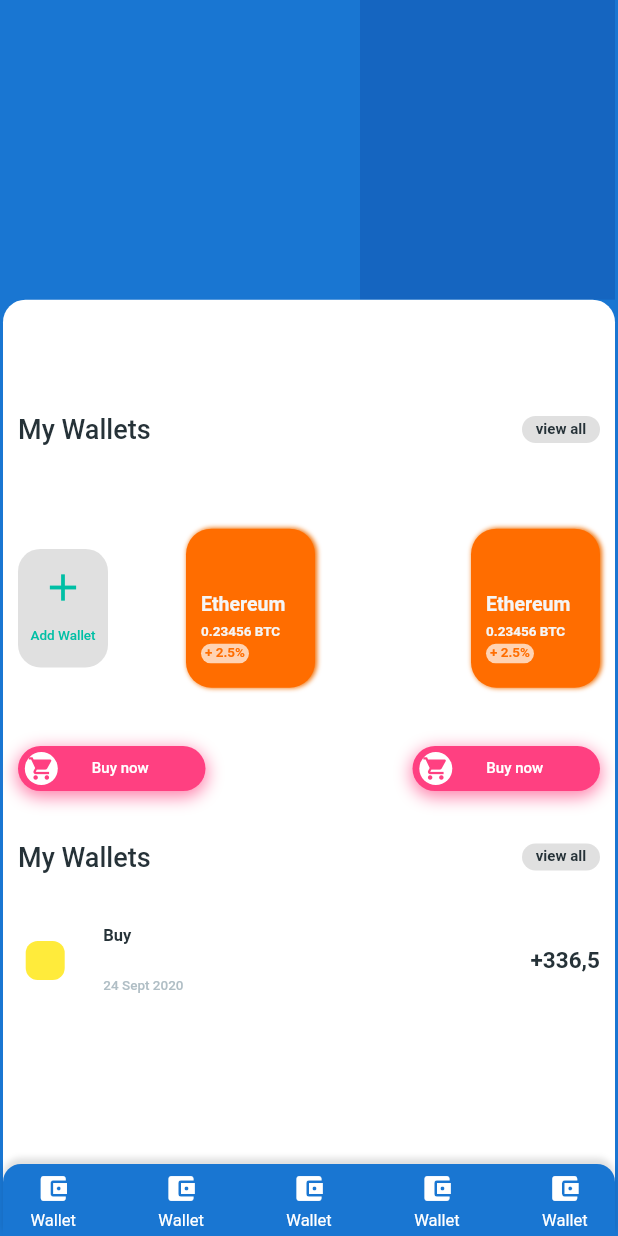
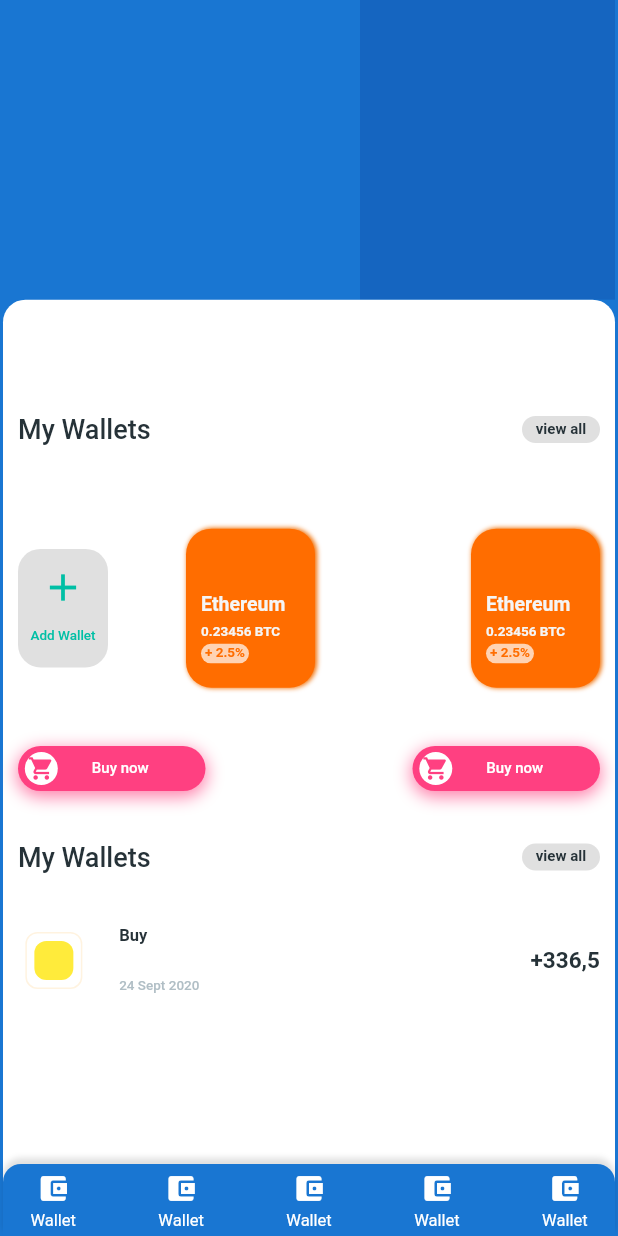
Before and after one commit to Jaumeavinyo/Flutter-Apps, a Flutter app: the screen it shows after launch, on a phone screen of 412 x 824 dp. Run offline on Flutter 3.47's test engine with Material 2 defaults, Android fonts, the phone set to English and light mode, and no system bars.

Commit message:
Transaction Image Fix

```diff
--- a/HELLO_FLATTER/lib/App.dart
+++ b/HELLO_FLATTER/lib/App.dart
@@ -187,12 +187,28 @@ class Transaction extends StatelessWidget {
       children: [
         Spacer(flex: 1),
         Container(
-          width: 26,
-          height: 26,
+          width: 38,
+          height: 38,
           decoration: BoxDecoration(
-            color: Colors.yellow,
+            color: Colors.white,
             borderRadius: BorderRadius.all(
               Radius.circular(8),
+            ),
+            border: Border.all(
+              color: Colors.orange.shade50,
+              width: 1,
+            ),
+          ),
+          child: Center(
+            child: Container(
+              width: 26,
+              height: 26,
+              decoration: BoxDecoration(
+                color: Colors.yellow,
+                borderRadius: BorderRadius.all(
+                  Radius.circular(8),
+                ),
+              ),
             ),
           ),
         ),
```
